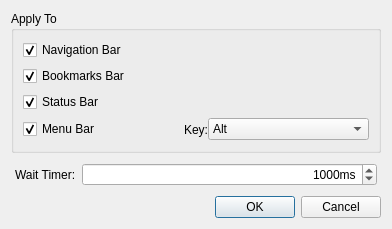
Qt form plugins/LessChrome/settingdialog.ui (stream009/qupzilla-plugins) before a commit.
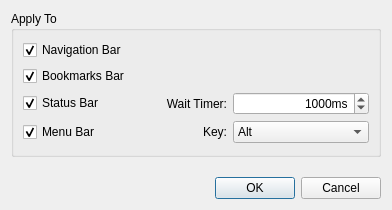
The same form after that commit.

```diff
--- a/plugins/LessChrome/settingdialog.ui
+++ b/plugins/LessChrome/settingdialog.ui
@@ -7,7 +7,7 @@
     <x>0</x>
     <y>0</y>
     <width>392</width>
-    <height>229</height>
+    <height>210</height>
    </rect>
   </property>
   <property name="windowTitle">
@@ -34,18 +34,8 @@
         <property name="title">
          <string>Apply To</string>
         </property>
-        <layout class="QVBoxLayout" name="verticalLayout_3">
-         <item>
-          <widget class="QCheckBox" name="navigationBar">
-           <property name="text">
-            <string>Navigation Bar</string>
-           </property>
-           <property name="checked">
-            <bool>true</bool>
-           </property>
-          </widget>
-         </item>
-         <item>
+        <layout class="QGridLayout" name="gridLayout_2" columnstretch="1,0,1">
+         <item row="1" column="0">
           <widget class="QCheckBox" name="bookmarksBar">
            <property name="text">
             <string>Bookmarks Bar</string>
@@ -55,26 +45,39 @@
            </property>
           </widget>
          </item>
-         <item>
-          <widget class="QCheckBox" name="statusBar">
+         <item row="0" column="0">
+          <widget class="QCheckBox" name="navigationBar">
            <property name="text">
-            <string>Status Bar</string>
+            <string>Navigation Bar</string>
            </property>
            <property name="checked">
             <bool>true</bool>
            </property>
           </widget>
          </item>
-         <item>
-          <widget class="QWidget" name="widget_3" native="true">
-           <layout class="QHBoxLayout" name="horizontalLayout" stretch="1,0,1">
-            <property name="spacing">
-             <number>0</number>
-            </property>
-            <property name="margin">
+         <item row="2" column="2">
+          <widget class="QSpinBox" name="waitTimer">
+           <property name="alignment">
+            <set>Qt::AlignRight|Qt::AlignTrailing|Qt::AlignVCenter</set>
+           </property>
+           <property name="suffix">
+            <string>ms</string>
+           </property>
+           <property name="minimum">
              <number>0</number>
             </property>
-            <item>
+           <property name="maximum">
+            <number>10000</number>
+           </property>
+           <property name="singleStep">
+            <number>100</number>
+           </property>
+           <property name="value">
+            <number>1000</number>
+           </property>
+          </widget>
+         </item>
+         <item row="3" column="0">
              <widget class="QCheckBox" name="menuBar">
               <property name="text">
                <string>Menu Bar</string>
@@ -84,17 +87,43 @@
               </property>
              </widget>
             </item>
-            <item>
+         <item row="2" column="0">
+          <widget class="QCheckBox" name="statusBar">
+           <property name="text">
+            <string>Status Bar</string>
+           </property>
+           <property name="checked">
+            <bool>true</bool>
+           </property>
+          </widget>
+         </item>
+         <item row="2" column="1">
+          <widget class="QLabel" name="label">
+           <property name="text">
+            <string>Wait Timer:</string>
+           </property>
+           <property name="alignment">
+            <set>Qt::AlignRight|Qt::AlignTrailing|Qt::AlignVCenter</set>
+           </property>
+           <property name="buddy">
+            <cstring>waitTimer</cstring>
+           </property>
+          </widget>
+         </item>
+         <item row="3" column="1">
              <widget class="QLabel" name="label_2">
               <property name="text">
                <string>Key:</string>
               </property>
+           <property name="alignment">
+            <set>Qt::AlignRight|Qt::AlignTrailing|Qt::AlignVCenter</set>
+           </property>
               <property name="buddy">
                <cstring>menuBarKey</cstring>
               </property>
              </widget>
             </item>
-            <item>
+         <item row="3" column="2">
              <widget class="QComboBox" name="menuBarKey">
               <property name="currentIndex">
                <number>2</number>
@@ -119,9 +148,6 @@
            </layout>
           </widget>
          </item>
-        </layout>
-       </widget>
-      </item>
       <item>
        <widget class="QWidget" name="widget_2" native="true">
         <property name="sizePolicy">
@@ -134,38 +160,6 @@
          <property name="margin">
           <number>4</number>
          </property>
-         <item row="0" column="0">
-          <widget class="QLabel" name="label">
-           <property name="text">
-            <string>Wait Timer:</string>
-           </property>
-           <property name="buddy">
-            <cstring>waitTimer</cstring>
-           </property>
-          </widget>
-         </item>
-         <item row="0" column="1">
-          <widget class="QSpinBox" name="waitTimer">
-           <property name="alignment">
-            <set>Qt::AlignRight|Qt::AlignTrailing|Qt::AlignVCenter</set>
-           </property>
-           <property name="suffix">
-            <string>ms</string>
-           </property>
-           <property name="minimum">
-            <number>0</number>
-           </property>
-           <property name="maximum">
-            <number>10000</number>
-           </property>
-           <property name="singleStep">
-            <number>100</number>
-           </property>
-           <property name="value">
-            <number>1000</number>
-           </property>
-          </widget>
-         </item>
         </layout>
        </widget>
       </item>
```
Lines whose indentation alone changed are shown as unchanged.
